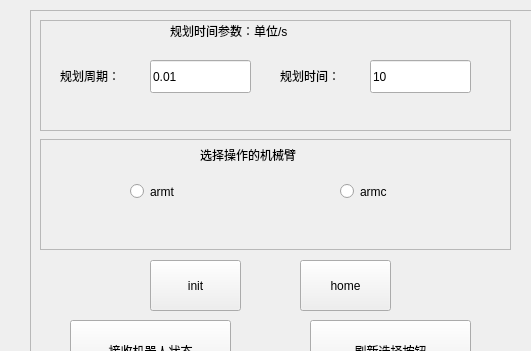
Before: the Qt Designer form catkin_ws/src/robot_python/ui/armct_form1.ui in CFlyingDragon/Multi_arm_robot, drawn with Qt 5; both pictures show x 430 to 961 and y 0 to 351 of the 1238 by 903 pixel window.
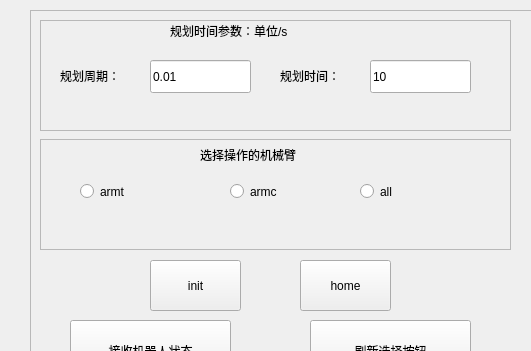
After: the same form once the commit is applied.

The edit to the form file:
```diff
--- a/catkin_ws/src/robot_python/ui/armct_form1.ui
+++ b/catkin_ws/src/robot_python/ui/armct_form1.ui
@@ -358,7 +358,7 @@
            <widget class="QRadioButton" name="radioButton_robot1">
             <property name="geometry">
              <rect>
-              <x>90</x>
+              <x>40</x>
               <y>40</y>
               <width>91</width>
               <height>25</height>
@@ -371,7 +371,7 @@
            <widget class="QRadioButton" name="radioButton_robot2">
             <property name="geometry">
              <rect>
-              <x>300</x>
+              <x>190</x>
               <y>40</y>
               <width>91</width>
               <height>25</height>
@@ -381,6 +381,19 @@
              <string>armc</string>
             </property>
            </widget>
+           <widget class="QRadioButton" name="radioButton_all">
+            <property name="geometry">
+             <rect>
+              <x>320</x>
+              <y>40</y>
+              <width>91</width>
+              <height>25</height>
+             </rect>
+            </property>
+            <property name="text">
+             <string>all</string>
+            </property>
+           </widget>
           </widget>
          </item>
         </layout>
```
